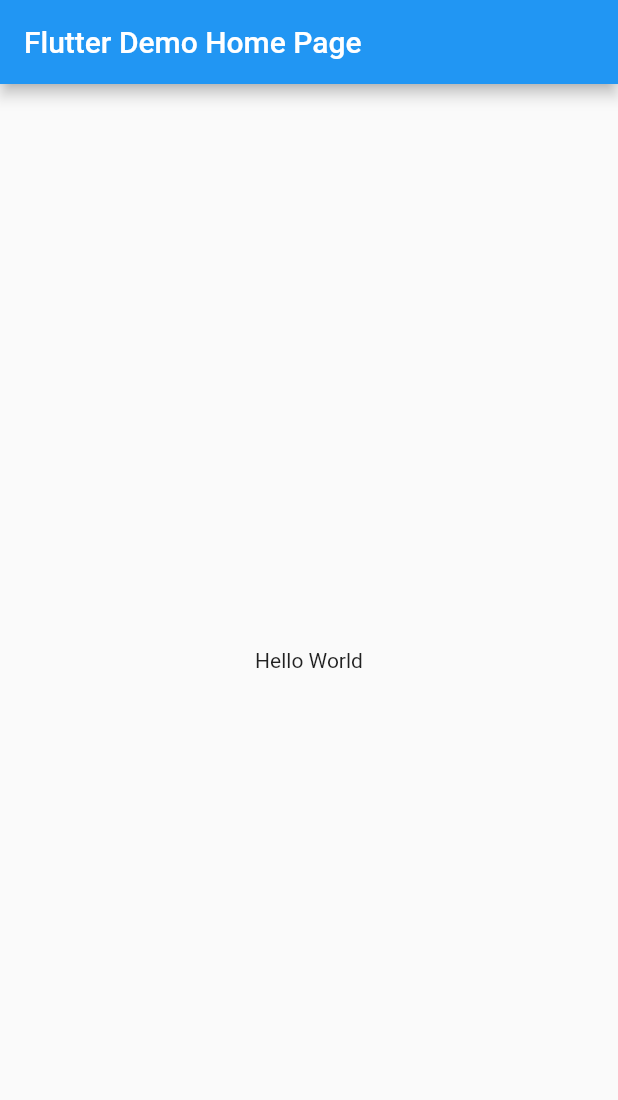
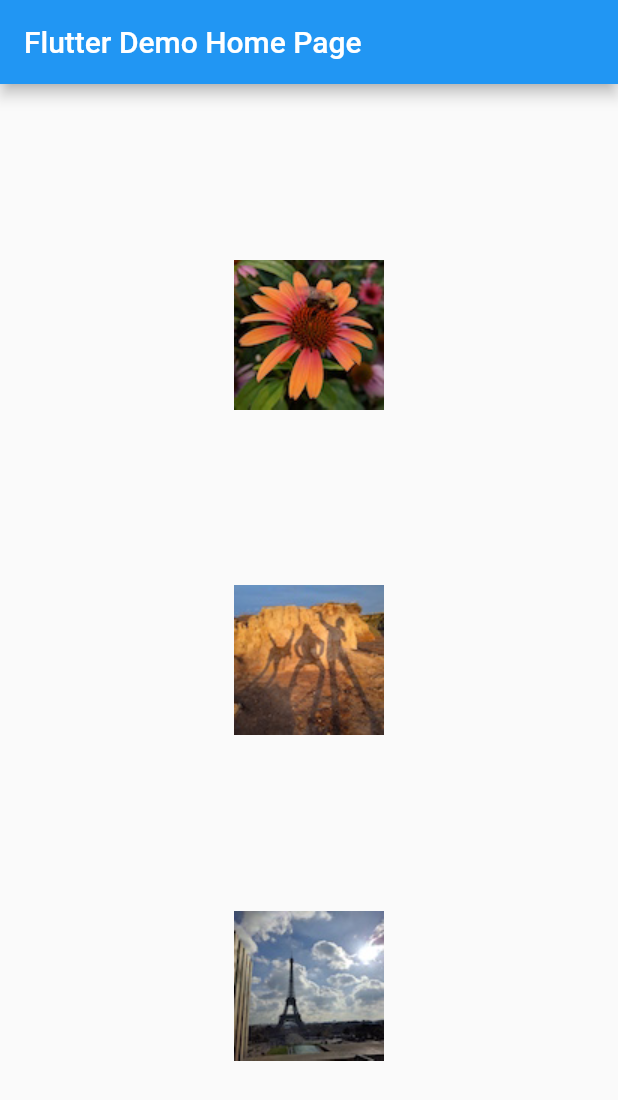
Before and after one commit to napoleon-na/FlutterTutorialsLayout, a Flutter app: the screen it shows after launch, on a phone screen of 412 x 824 dp. Shown: the top 1100 px of the screen. Run offline on Flutter 3.47's test engine with Material 2 defaults, Android fonts, the phone set to English and light mode, and no system bars.

Commit message:
Lay out multiple widgets vertically and horizontally - Aligning widgets

```diff
--- a/lib/main.dart
+++ b/lib/main.dart
@@ -158,7 +158,23 @@ class _MyHomePageState extends State<MyHomePage> {
         title: Text(widget.title),
       ),
       body: Center(
-        child: Text('Hello World')
+        child: Column(
+          mainAxisAlignment: MainAxisAlignment.spaceEvenly,
+          children: [
+            Image.asset('images/pic1.jpg'),
+            Image.asset('images/pic2.jpg'),
+            Image.asset('images/pic3.jpg'),
+          ],
+        )
+        // child: Row(
+        //   mainAxisAlignment: MainAxisAlignment.spaceEvenly,
+        //   children: [
+        //     Image.asset('images/pic1.jpg'),
+        //     Image.asset('images/pic2.jpg'),
+        //     Image.asset('images/pic3.jpg'),
+        //   ],
+        // )
+        // child: Text('Hello World')
       ),
     );
   }
--- a/pubspec.yaml
+++ b/pubspec.yaml
@@ -31,6 +31,9 @@ flutter:
   #  - images/a_dot_ham.jpeg
   assets:
     - images/lake.jpg
+    - images/pic1.jpg
+    - images/pic2.jpg
+    - images/pic3.jpg
 
   # An image asset can refer to one or more resolution-specific "variants", see
   # https://flutter.io/assets-and-images/#resolution-aware.
```
Also changed, not shown: images/pic1.jpg (added), images/pic2.jpg (added), images/pic3.jpg (added).
